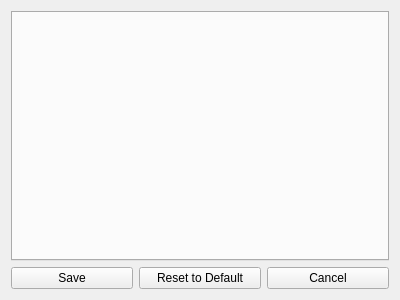
Qt form FMS/inc/CarSettings.ui (FRC-836/SoccerCars) before a commit.
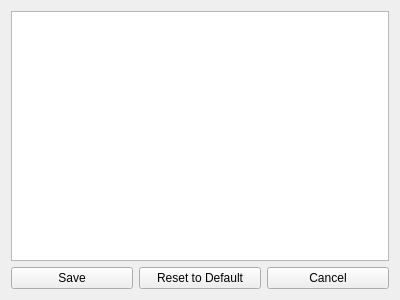
The same form after that commit.

Commit message: finalized initial design of car settings window:

Diff of the .ui file:
```diff
--- a/FMS/inc/CarSettings.ui
+++ b/FMS/inc/CarSettings.ui
@@ -36,9 +36,15 @@
     </widget>
    </item>
    <item row="0" column="0" colspan="3">
-    <widget class="QTabWidget" name="tabWidget">
-     <property name="currentIndex">
-      <number>-1</number>
+    <widget class="QTableWidget" name="tblTeamOrg">
+     <property name="showGrid">
+      <bool>false</bool>
+     </property>
+     <property name="rowCount">
+      <number>0</number>
+     </property>
+     <property name="columnCount">
+      <number>0</number>
      </property>
     </widget>
    </item>
```
Left out of the diff: 28 changed lines with no effect on the pictures.
